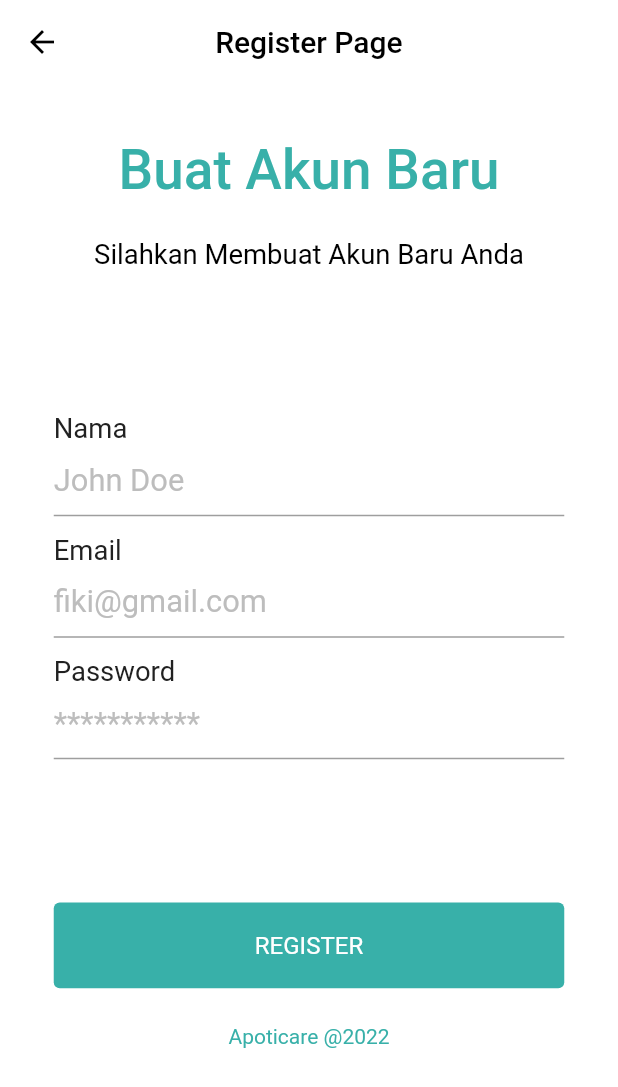
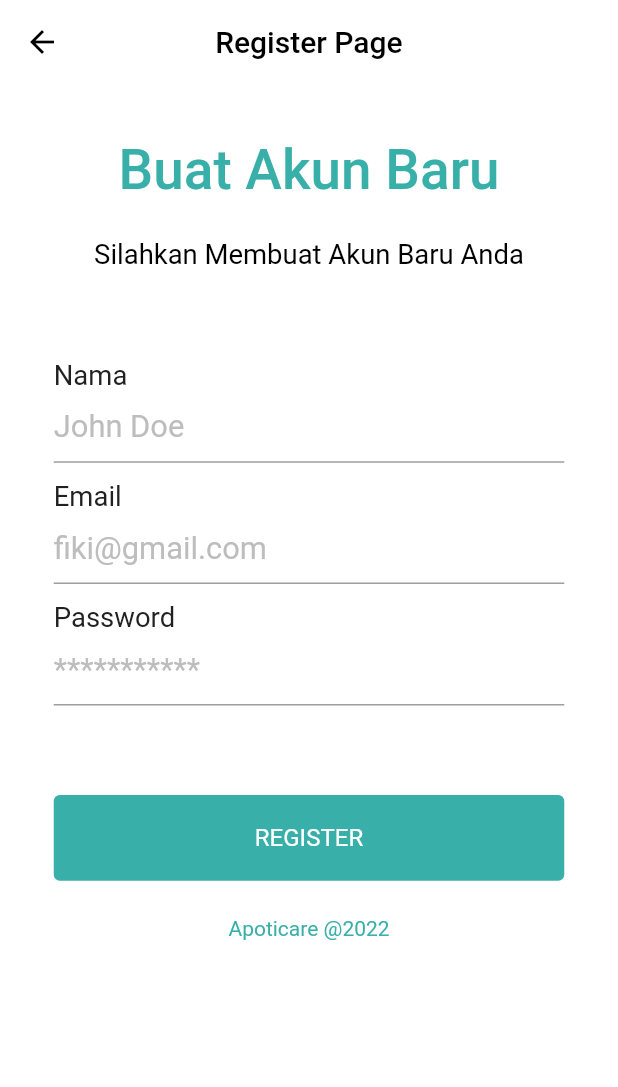
Before and after one commit to tikariza22/PROJEK-PBM, a Flutter app: the RegisterView screen opened directly, on a phone screen of 412 x 824 dp. Shown: the top 1087 px of the screen. Run offline on Flutter 3.47's test engine with Material 2 defaults, Android fonts, the light colour scheme and no system bars; our stand-ins replace cloud_firestore, firebase_auth, firebase_core, firebase_storage, flutter_screenutil, geolocator and 6 more; missing offline and left inert: dart:ffi, flutter_barcode_scanner; accounts and stored records are empty.

Commit message:
update responsif

```diff
--- a/lib/view/loginview.dart
+++ b/lib/view/loginview.dart
@@ -50,7 +50,7 @@ class LoginView extends GetWidget<AuthViewController> {
                   alignment: Alignment.center,
                 ),
                 SizedBox(
-                  height: 100.h,
+                  height: 50.h,
                 ),
                 CustomTextFormField(
                   title: 'Email',
@@ -78,7 +78,7 @@ class LoginView extends GetWidget<AuthViewController> {
                   },
                 ),
                 SizedBox(
-                  height: 150.h,
+                  height: 100.h,
                 ),
                 CustomButton(
                   'SIGN IN',
--- a/lib/view/register_view.dart
+++ b/lib/view/register_view.dart
@@ -60,7 +60,7 @@ class RegisterView extends GetWidget<AuthViewController> {
                   alignment: Alignment.center,
                 ),
                 SizedBox(
-                  height: 80.h,
+                  height: 50.h,
                 ),
                 CustomTextFormField(
                   title: 'Nama',
@@ -102,7 +102,7 @@ class RegisterView extends GetWidget<AuthViewController> {
                   },
                 ),
                 SizedBox(
-                  height: 80.h,
+                  height: 50.h,
                 ),
                 CustomButton(
                   'REGISTER',
```
